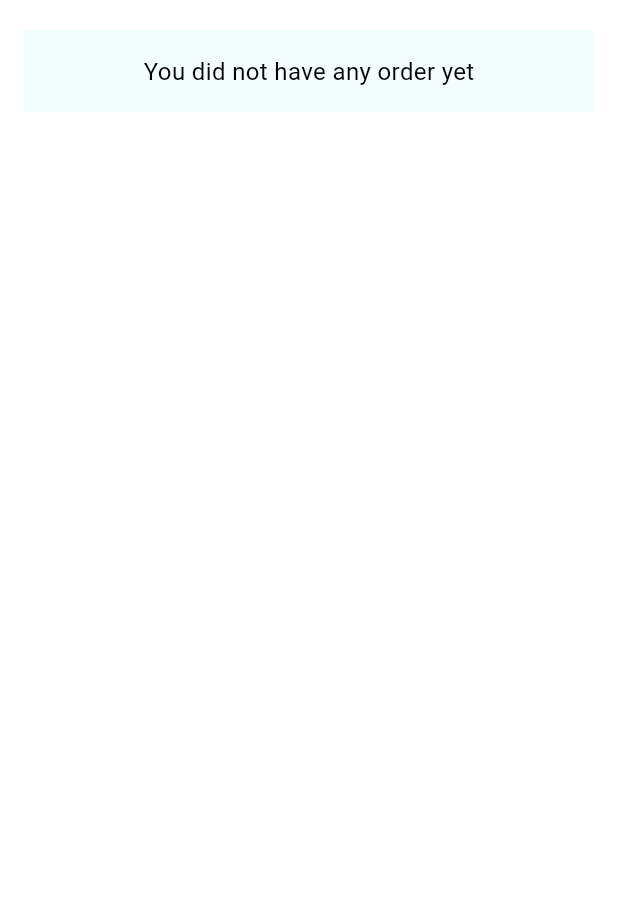
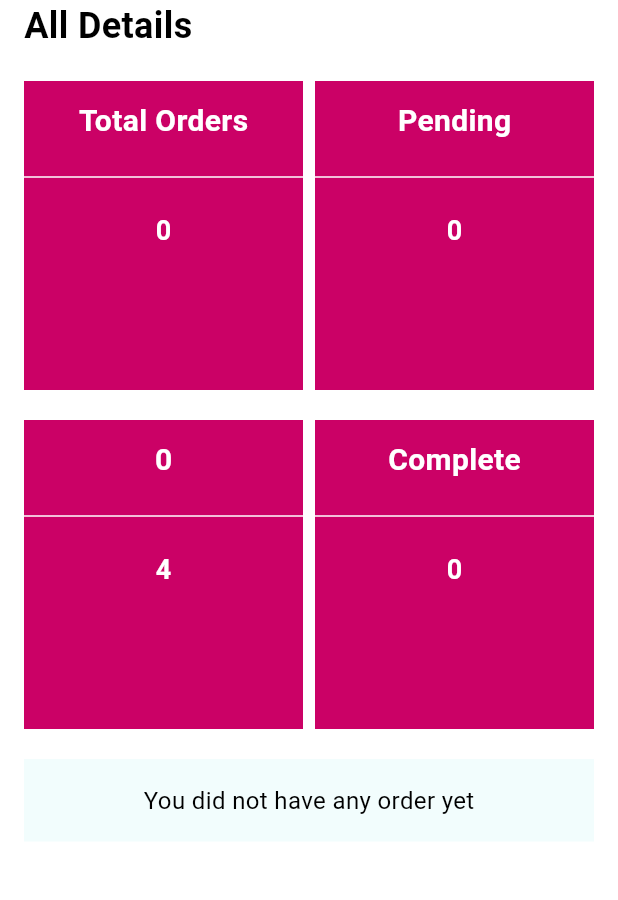
Before and after one commit to ba138/Citta_Admin_Panel, a Flutter app: the OrderScreen screen opened directly, on a phone screen of 412 x 824 dp, the part 108-1008 px from its top. Run offline on Flutter 3.47's test engine with Material 3 defaults, Android fonts, the phone set to English and light mode, and no system bars; our stand-ins replace cloud_firestore, fancy_shimmer_image, firebase_auth, firebase_core, firebase_storage, fluttertoast and 2 more; missing offline and left inert: dart:html; accounts and stored records are empty; key blocks and very long unbroken strings in the code were emptied for the run.

Commit message:
changes to get all orders details

```diff
--- a/lib/inner_screen/order_screen.dart
+++ b/lib/inner_screen/order_screen.dart
@@ -1,9 +1,15 @@
 import 'package:citta_admin_panel/consts/constants.dart';
 import 'package:citta_admin_panel/controllers/MenuController.dart';
 import 'package:citta_admin_panel/responsive.dart';
+import 'package:citta_admin_panel/services/utils.dart';
 import 'package:citta_admin_panel/widgets/header.dart';
+import 'package:citta_admin_panel/widgets/mobile_container.dart';
 import 'package:citta_admin_panel/widgets/order_listview.dart';
 import 'package:citta_admin_panel/widgets/side_menu.dart';
+import 'package:citta_admin_panel/widgets/text_widget.dart';
+import 'package:citta_admin_panel/widgets/web_container.dart';
+import 'package:cloud_firestore/cloud_firestore.dart';
+import 'package:firebase_auth/firebase_auth.dart';
 import 'package:flutter/material.dart';
 
 class OrderScreen extends StatefulWidget {
@@ -14,9 +20,64 @@ class OrderScreen extends StatefulWidget {
 }
 
 class _OrderScreenState extends State<OrderScreen> {
+  String totalOrders = "0";
+  String complete = "0";
+
+  String pending = "0";
+
+  String processing = "0";
+
+  Future<void> analyzeOrders() async {
+    try {
+      QuerySnapshot querySnapshot = await FirebaseFirestore.instance
+          .collection("saller")
+          .doc(FirebaseAuth.instance.currentUser!.uid)
+          .collection("my_orders")
+          .get();
+
+      int collectionIndex = 0;
+
+      int pendingCount = 0;
+      int processingCount = 0;
+      int completeCount = 0;
+
+      for (QueryDocumentSnapshot doc in querySnapshot.docs) {
+        String status = doc['status'] ?? '';
+
+        if (status == 'pending') {
+          pendingCount++;
+        } else if (status == 'processing') {
+          processingCount++;
+        } else if (status == 'Delivered') {
+          completeCount++;
+        }
+
+        collectionIndex++;
+      }
+
+      setState(() {
+        totalOrders = collectionIndex.toString();
+        pending = pendingCount.toString();
+        processing = processingCount.toString();
+        complete = completeCount.toString();
+      });
+
+      print('Collection Index: $collectionIndex');
+    } catch (e) {
+      print('Error analyzing orders: $e');
+    }
+  }
+
   @override
+  void initState() {
+    // TODO: implement initState
+    super.initState();
+    analyzeOrders();
+  }
+
   Widget build(BuildContext context) {
     // Size size = Utils(context).getScreenSize;
+    final color = Utils(context).color;
 
     return Scaffold(
       key: getOrderScaffoldKey,
@@ -45,6 +106,80 @@ class _OrderScreenState extends State<OrderScreen> {
                         controlOrderScreen();
                       },
                     ),
+                    Row(
+                      mainAxisAlignment: MainAxisAlignment.start,
+                      children: [
+                        TextWidget(
+                          text: 'All Details',
+                          color: color,
+                          textSize: 24,
+                          isTitle: true,
+                        ),
+                      ],
+                    ),
+                    const SizedBox(
+                      height: 20,
+                    ),
+                    Responsive(
+                      mobile: Column(
+                        children: [
+                          Row(
+                            mainAxisAlignment: MainAxisAlignment.spaceBetween,
+                            children: [
+                              MobileContainer(
+                                title: "Total Orders",
+                                number: complete,
+                                color: Colors.white,
+                              ),
+                              MobileContainer(
+                                title: "Pending",
+                                number: pending,
+                                color: Colors.white,
+                              ),
+                            ],
+                          ),
+                          const SizedBox(
+                            height: 20,
+                          ),
+                          Row(
+                            mainAxisAlignment: MainAxisAlignment.spaceBetween,
+                            children: [
+                              MobileContainer(
+                                title: processing,
+                                number: "4",
+                                color: Colors.white,
+                              ),
+                              MobileContainer(
+                                title: "Complete",
+                                number: complete,
+                                color: Colors.white,
+                              ),
+                            ],
+                          ),
+                        ],
+                      ),
+                      desktop: Row(
+                        mainAxisAlignment: MainAxisAlignment.spaceBetween,
+                        children: [
+                          WebContainer(
+                            number: totalOrders,
+                            title: "Total Orders",
+                          ),
+                          WebContainer(
+                            number: pending,
+                            title: "Pending",
+                          ),
+                          WebContainer(
+                            number: processing,
+                            title: "Processing",
+                          ),
+                          WebContainer(
+                            number: complete,
+                            title: "Complete",
+                          ),
+                        ],
+                      ),
+                    ),
                     const SizedBox(
                       height: 20,
                     ),
```
